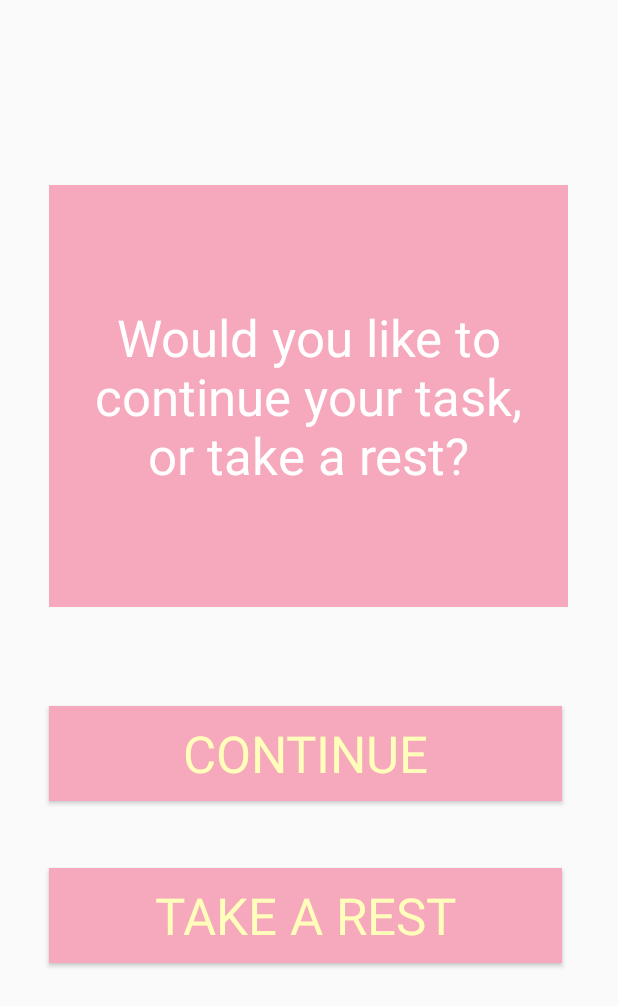
After one commit to marinellaom/FocuslyApp, an Android app: the ContinueActivity screen opened directly, with no data from a screen before it, on a phone screen of 412 x 824 dp. The commit adds this screen. Shown: the top 1006 px of the screen. Run offline under Robolectric (Android 15) with nearby library versions, the phone set to English and light mode, and no system bars.

Commit message:
Add new pages | Continue Page & Off-Task Page

```diff
--- a/app/src/main/AndroidManifest.xml
+++ b/app/src/main/AndroidManifest.xml
@@ -9,6 +9,12 @@
         android:roundIcon="@mipmap/ic_launcher_round"
         android:supportsRtl="true"
         android:theme="@style/Theme.Focusly">
+        <activity
+            android:name=".ContinueActivity"
+            android:exported="true" />
+        <activity
+            android:name=".OffTaskActivity"
+            android:exported="true" />
         <activity
             android:name=".DoneOnTaskActivity"
             android:exported="true" />
--- /dev/null
+++ b/app/src/main/java/com/example/focusly/ContinueActivity.java
@@ -0,0 +1,39 @@
+package com.example.focusly;
+
+import androidx.appcompat.app.AppCompatActivity;
+
+import android.content.Intent;
+import android.os.Bundle;
+import android.view.View;
+import android.widget.Button;
+
+public class ContinueActivity extends AppCompatActivity {
+
+    private Button cont;
+    private Button rest;
+
+    @Override
+    protected void onCreate(Bundle savedInstanceState) {
+        super.onCreate(savedInstanceState);
+        setContentView(R.layout.activity_continue);
+
+        cont = findViewById(R.id.continute_task_btn);
+        rest = findViewById(R.id.rest_btn);
+
+        cont.setOnClickListener(new View.OnClickListener() {
+            @Override
+            public void onClick(View view) {
+                Intent i = new Intent(ContinueActivity.this, OnTaskActivity.class);
+                startActivity(i);
+            }
+        });
+
+        rest.setOnClickListener(new View.OnClickListener() {
+            @Override
+            public void onClick(View view) {
+                Intent i = new Intent(ContinueActivity.this, OffTaskActivity.class);
+                startActivity(i);
+            }
+        });
+    }
+}
--- /dev/null
+++ b/app/src/main/res/drawable/pinkbubble.xml
@@ -0,0 +1,6 @@
+<?xml version="1.0" encoding="utf-8"?>
+<shape xmlns:android="http://schemas.android.com/apk/res/android">
+    <corners android:radius="0dp" />
+    <solid android:color="#F6a9bd"
+        android:textColor="#F6a9bd"/>
+</shape>
--- /dev/null
+++ b/app/src/main/res/layout/activity_continue.xml
@@ -0,0 +1,69 @@
+<?xml version="1.0" encoding="utf-8"?>
+<androidx.constraintlayout.widget.ConstraintLayout xmlns:android="http://schemas.android.com/apk/res/android"
+    xmlns:app="http://schemas.android.com/apk/res-auto"
+    xmlns:tools="http://schemas.android.com/tools"
+    android:layout_width="match_parent"
+    android:layout_height="match_parent"
+    tools:context=".ConfirmTaskActivity">
+
+    <ImageView
+        android:id="@+id/button3"
+        android:layout_width="346dp"
+        android:layout_height="281dp"
+        android:layout_marginBottom="52dp"
+        android:background="@drawable/pinkbubble"
+        android:text=""
+        app:layout_constraintBottom_toBottomOf="parent"
+        app:layout_constraintEnd_toEndOf="parent"
+        app:layout_constraintHorizontal_bias="0.492"
+        app:layout_constraintStart_toStartOf="parent"
+        app:layout_constraintTop_toTopOf="parent"
+        app:layout_constraintVertical_bias="0.251" />
+
+    <Button
+        android:id="@+id/continute_task_btn"
+        android:layout_width="342dp"
+        android:layout_height="63dp"
+        android:background="#F6A9bD"
+        android:textColor="#FFFEBB"
+        android:text="CONTINUE"
+        android:textAppearance="@style/TextAppearance.AppCompat.Display1"
+        app:layout_constraintBottom_toBottomOf="parent"
+        app:layout_constraintEnd_toEndOf="parent"
+        app:layout_constraintHorizontal_bias="0.463"
+        app:layout_constraintStart_toStartOf="parent"
+        app:layout_constraintTop_toTopOf="parent"
+        app:layout_constraintVertical_bias="0.619"
+        tools:ignore="TextContrastCheck,TextContrastCheck" />
+
+    <Button
+        android:id="@+id/rest_btn"
+        android:layout_width="342dp"
+        android:layout_height="63dp"
+        android:background="#F6A9bD"
+        android:text="TAKE A REST"
+        android:textAppearance="@style/TextAppearance.AppCompat.Display1"
+        android:textColor="#FFFEBB"
+        app:layout_constraintBottom_toBottomOf="parent"
+        app:layout_constraintEnd_toEndOf="parent"
+        app:layout_constraintHorizontal_bias="0.463"
+        app:layout_constraintStart_toStartOf="parent"
+        app:layout_constraintTop_toTopOf="parent"
+        app:layout_constraintVertical_bias="0.761"
+        tools:ignore="TextContrastCheck" />
+
+    <TextView
+        android:id="@+id/textView5"
+        android:layout_width="291dp"
+        android:layout_height="140dp"
+        android:gravity="center"
+        android:text="Would you like to continue your task, or take a rest?"
+        android:textAppearance="@style/TextAppearance.AppCompat.Display1"
+        android:textColor="@color/white"
+        app:layout_constraintBottom_toBottomOf="@+id/button3"
+        app:layout_constraintEnd_toEndOf="@+id/button3"
+        app:layout_constraintStart_toStartOf="@+id/button3"
+        app:layout_constraintTop_toTopOf="@+id/button3" />
+
+
+</androidx.constraintlayout.widget.ConstraintLayout>
--- a/app/src/main/res/layout/activity_on_task.xml
+++ b/app/src/main/res/layout/activity_on_task.xml
@@ -37,7 +37,7 @@
         app:layout_constraintVertical_bias="0.245" />
 
     <Button
-        android:id="@+id/button1"
+        android:id="@+id/continute_task_btn"
         android:layout_width="123dp"
         android:layout_height="46dp"
         android:background="#F6A9bD"
```
Also changed, not shown: app/src/main/java/com/example/focusly/DoneOnTaskActivity.java (+15 -0 lines), app/src/main/java/com/example/focusly/OffTaskActivity.java (added, +14 -0 lines), app/src/main/java/com/example/focusly/OnTaskActivity.java (+8 -4 lines), app/src/main/res/layout/activity_done_on_task.xml (+16 -1 lines), app/src/main/res/layout/activity_off_task.xml (added, +97 -0 lines).
